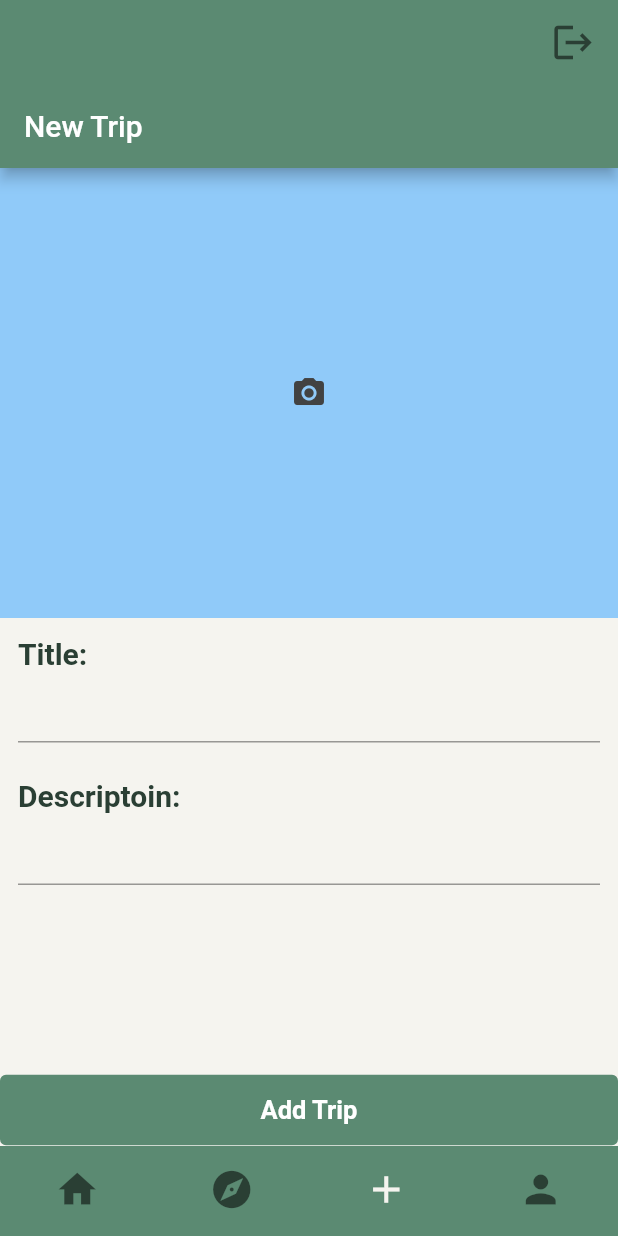
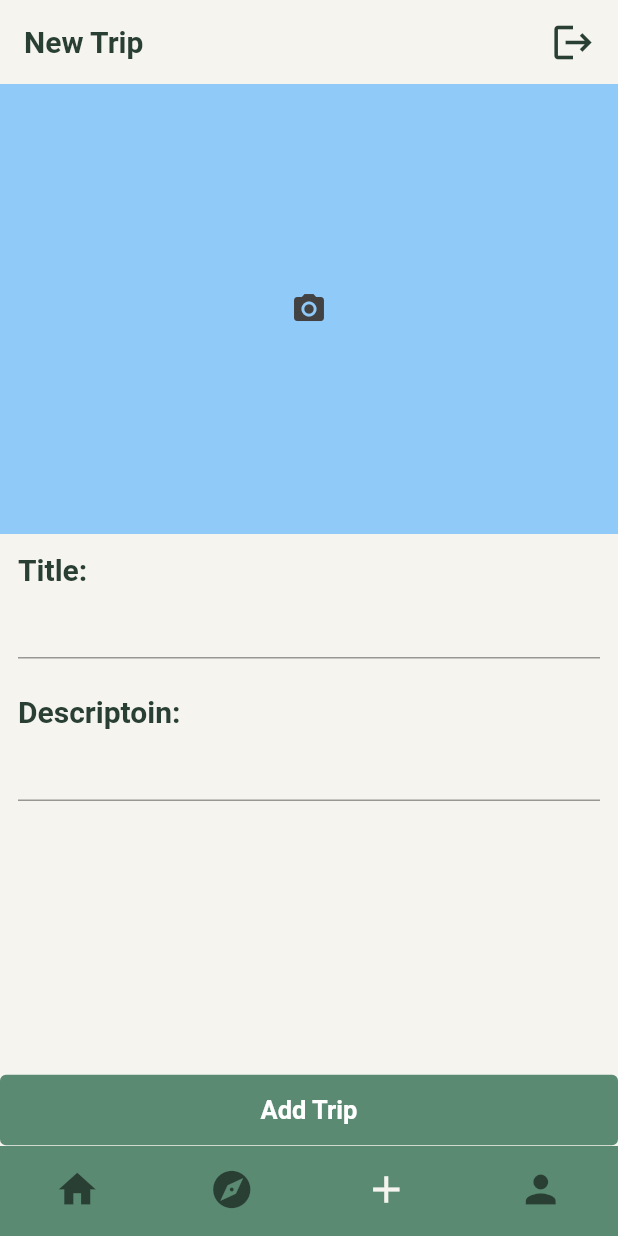
Before and after one commit to AmeeraAlotaibi/trips_project, a Flutter app: the TabScreen screen opened by its route, item 3 of the bottom bar chosen, on a phone screen of 412 x 824 dp. Run offline on Flutter 3.47's test engine with Material 2 defaults, Android fonts, the phone set to English and light mode, and no system bars; our stand-ins replace dio, go_router, image_picker, shared_preferences; missing offline and left inert: jwt_decode; accounts and stored records are empty; network calls fail.

Commit message:
reordered app bar titles and removed appbar from add new trip page

```diff
--- a/frontend/lib/pages/add_trip.dart
+++ b/frontend/lib/pages/add_trip.dart
@@ -24,7 +24,6 @@ class _AddTripState extends State<AddTrip> {
   @override
   Widget build(BuildContext context) {
     return Scaffold(
-      appBar: AppBar(title: Text("New Trip")),
       floatingActionButton: CustomButton(
         onPressed: () async {
           await context.read<TripProvider>().createTrip(
--- a/frontend/lib/pages/bottom_tabs.dart
+++ b/frontend/lib/pages/bottom_tabs.dart
@@ -37,12 +37,24 @@ class _TabScreenState extends State<TabScreen> {
     return Scaffold(
       // APPBAR ------------------------------------
       appBar: AppBar(
+        titleTextStyle: TextStyle(
+          color: Color(0xFF2a3f34),
+          fontWeight: FontWeight.bold,
+          fontSize: 20,
+        ),
+        title: _selectedIndex == 0
+            ? Text("Home")
+            : _selectedIndex == 1
+                ? Text("Explore")
+                : _selectedIndex == 2
+                    ? Text("New Trip")
+                    : Text("Profile"),
         iconTheme: IconThemeData(
           color: Color(0xFF2a3f34),
           size: 30,
         ),
         elevation: 0,
-        backgroundColor: const Color(0xFF5B8A72),
+        backgroundColor: Colors.transparent,
         actions: [
           GestureDetector(
             onTap: () {
```
